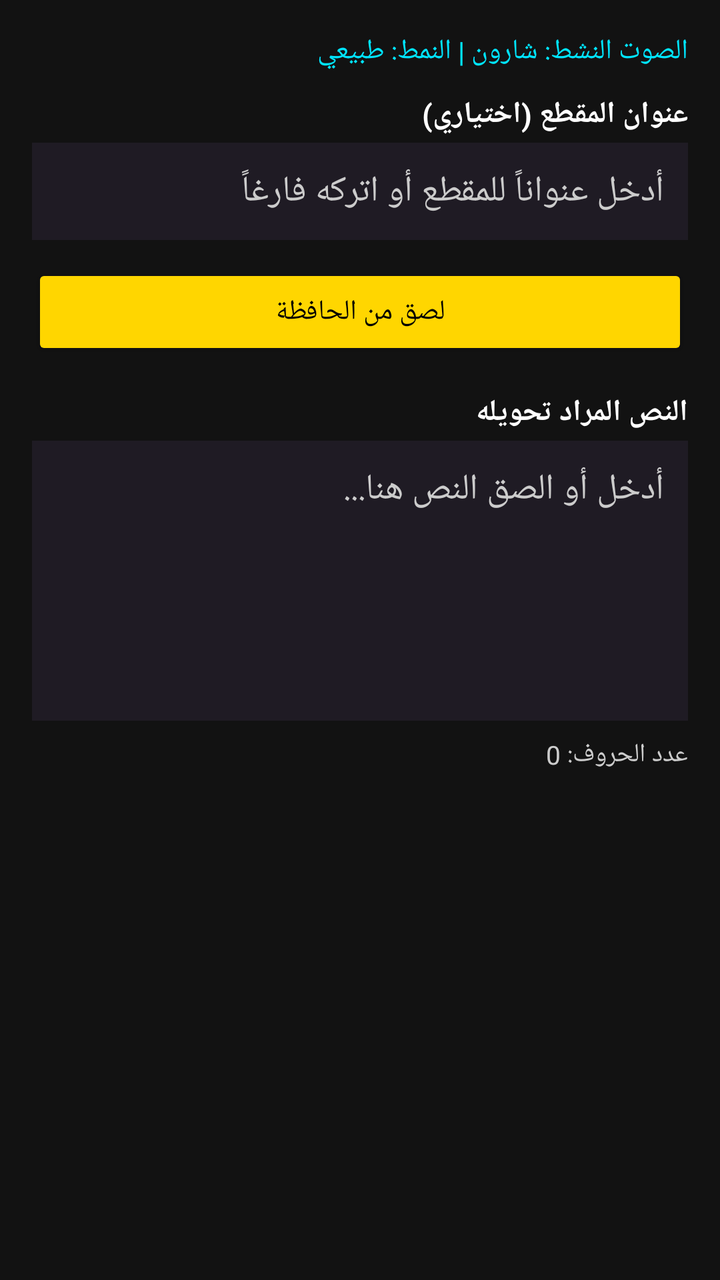
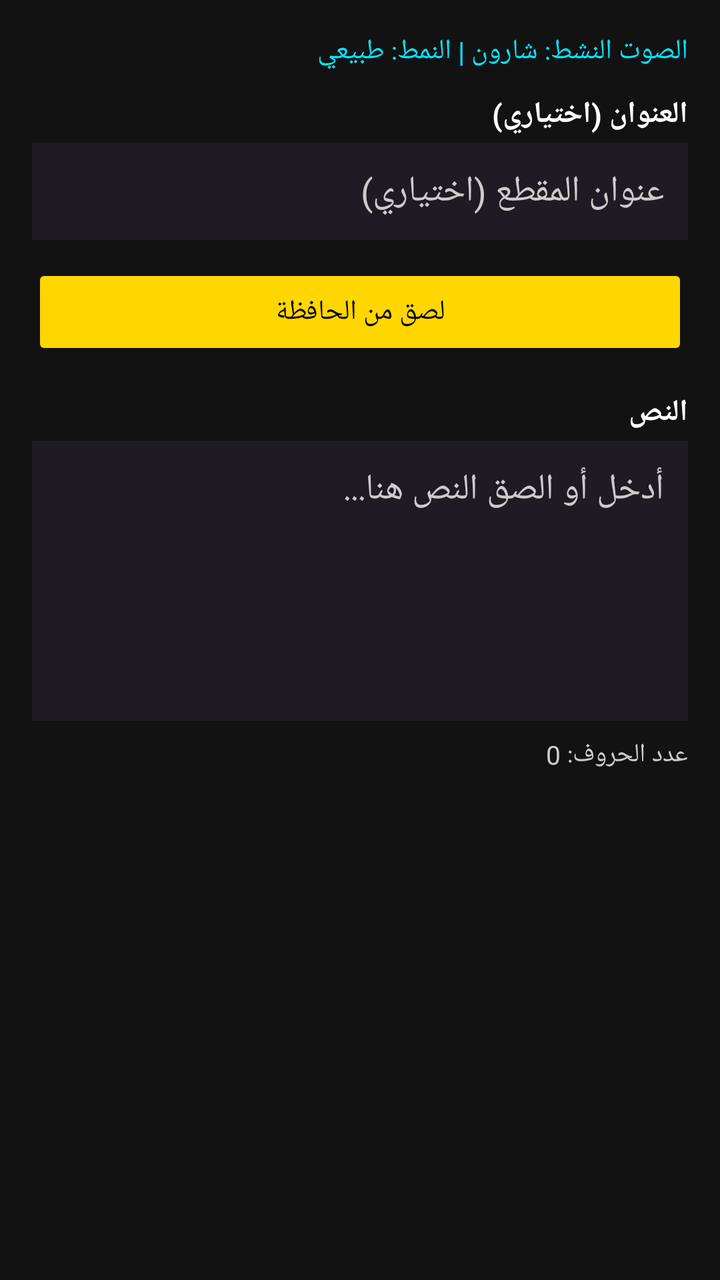

The first picture is an Android layout as it rendered before a commit; the second is the same layout after the commit. The layout source and the unified diff follow.
<!-- AndroidManifest.xml: application theme Theme.GeminiAudiobook -->
<!-- res/layout/dialog_paste_text.xml -->
<?xml version="1.0" encoding="utf-8"?>
<ScrollView xmlns:android="http://schemas.android.com/apk/res/android"
    android:layout_width="match_parent"
    android:layout_height="wrap_content"
    android:padding="16dp">

    <LinearLayout
        android:layout_width="match_parent"
        android:layout_height="wrap_content"
        android:orientation="vertical">

        
        <TextView
            android:id="@+id/textActiveVoiceSettings"
            android:layout_width="match_parent"
            android:layout_height="wrap_content"
            android:text="الصوت النشط: شارون | النمط: طبيعي"
            android:textColor="@color/accent_control"
            android:textSize="14sp"
            android:paddingBottom="12dp" />

        
        <TextView
            android:layout_width="match_parent"
            android:layout_height="wrap_content"
            android:text="عنوان المقطع (اختياري)"
            android:textColor="@color/text_high_contrast"
            android:textSize="15sp"
            android:textStyle="bold" />

        <EditText
            android:id="@+id/editPasteTitle"
            android:layout_width="match_parent"
            android:layout_height="wrap_content"
            android:minHeight="48dp"
            android:layout_marginTop="4dp"
            android:hint="أدخل عنواناً للمقطع أو اتركه فارغاً"
            android:contentDescription="حقل إدخال عنوان المقطع، اختياري"
            android:textColor="@color/text_high_contrast"
            android:textColorHint="@color/text_secondary"
            android:background="@color/surface_dark"
            android:padding="12dp"
            android:singleLine="true" />

        
        <Button
            android:id="@+id/btnPasteFromClipboard"
            android:layout_width="match_parent"
            android:layout_height="wrap_content"
            android:minHeight="48dp"
            android:layout_marginTop="12dp"
            android:text="لصق من الحافظة"
            android:contentDescription="زر سحب ولصق النص المنسوخ من الحافظة مباشرة"
            android:textColor="@color/on_primary"
            android:backgroundTint="@color/primary_accessible" />

        
        <TextView
            android:layout_width="match_parent"
            android:layout_height="wrap_content"
            android:layout_marginTop="16dp"
            android:text="النص المراد تحويله"
            android:textColor="@color/text_high_contrast"
            android:textSize="15sp"
            android:textStyle="bold" />

        <EditText
            android:id="@+id/editPasteContent"
            android:layout_width="match_parent"
            android:layout_height="wrap_content"
            android:minHeight="140dp"
            android:maxHeight="260dp"
            android:layout_marginTop="4dp"
            android:hint="أدخل أو الصق النص هنا..."
            android:contentDescription="حقل إدخال النص لتحويله إلى كتاب صوتي"
            android:textColor="@color/text_high_contrast"
            android:textColorHint="@color/text_secondary"
            android:background="@color/surface_dark"
            android:padding="12dp"
            android:gravity="top|start"
            android:scrollbars="vertical"
            android:inputType="textMultiLine" />

        
        <TextView
            android:id="@+id/textPasteCharCount"
            android:layout_width="match_parent"
            android:layout_height="wrap_content"
            android:layout_marginTop="8dp"
            android:text="عدد الحروف: 0"
            android:textColor="@color/text_secondary"
            android:textSize="13sp" />

    </LinearLayout>

</ScrollView>
<!-- resources referenced by this layout -->
<resources>
  <color name="accent_control">#00E5FF</color>
  <color name="on_primary">#000000</color>
  <color name="primary_accessible">#FFD600</color>
  <color name="surface_dark">#1F1B24</color>
  <color name="text_high_contrast">#FFFFFF</color>
  <color name="text_secondary">#CCCCCC</color>
  <style name="Theme.GeminiAudiobook" parent="Theme.MaterialComponents.DayNight.NoActionBar">
          <item name="colorPrimary">@color/primary_accessible</item>
          <item name="colorPrimaryVariant">@color/primary_variant</item>
          <item name="colorOnPrimary">@color/on_primary</item>
          <item name="android:colorBackground">@color/bg_dark</item>
          <item name="colorSurface">@color/surface_dark</item>
          <item name="android:textColorPrimary">@color/text_high_contrast</item>
          <item name="android:textColorSecondary">@color/text_secondary</item>
          <item name="android:windowBackground">@color/bg_dark</item>
      </style>
  <color name="primary_variant">#FFAB00</color>
  <color name="bg_dark">#121212</color>
</resources>

<!-- the commit's change to res/layout/dialog_paste_text.xml (unified diff, before → after) -->
@@ -23,7 +23,7 @@
         <TextView
             android:layout_width="match_parent"
             android:layout_height="wrap_content"
-            android:text="عنوان المقطع (اختياري)"
+            android:text="العنوان (اختياري)"
             android:textColor="@color/text_high_contrast"
             android:textSize="15sp"
             android:textStyle="bold" />
@@ -34,7 +34,7 @@
             android:layout_height="wrap_content"
             android:minHeight="48dp"
             android:layout_marginTop="4dp"
-            android:hint="أدخل عنواناً للمقطع أو اتركه فارغاً"
+            android:hint="عنوان المقطع (اختياري)"
             android:contentDescription="حقل إدخال عنوان المقطع، اختياري"
             android:textColor="@color/text_high_contrast"
             android:textColorHint="@color/text_secondary"
@@ -59,7 +59,7 @@
             android:layout_width="match_parent"
             android:layout_height="wrap_content"
             android:layout_marginTop="16dp"
-            android:text="النص المراد تحويله"
+            android:text="النص"
             android:textColor="@color/text_high_contrast"
             android:textSize="15sp"
             android:textStyle="bold" />
